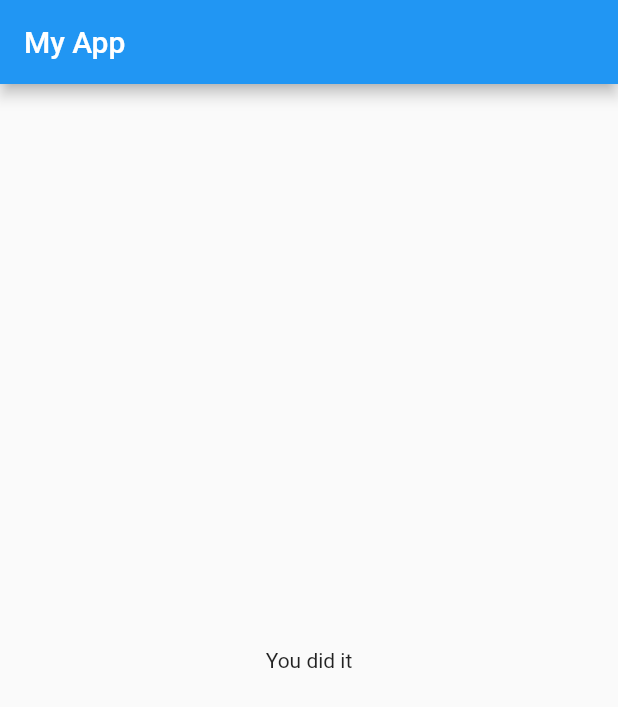
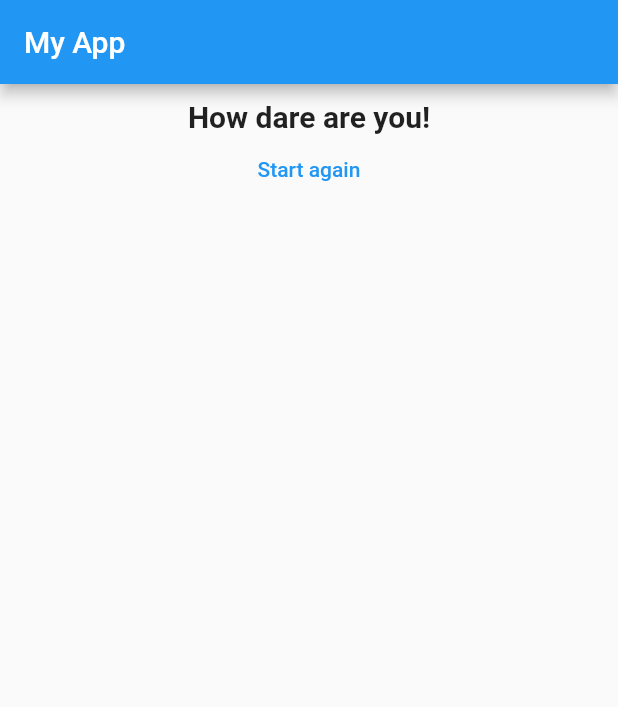
Before and after one commit to timagixe/quizz_app, a Flutter app: the screen it shows after launch, after a tap on "London", after a tap on "Blue", after a tap on "Hundred", on a phone screen of 412 x 824 dp. Shown: the top 707 px of the screen. Run offline on Flutter 3.47's test engine with Material 2 defaults, Android fonts, the phone set to English and light mode, and no system bars.

Commit message:
Add score; add start again button

```diff
--- a/lib/answer.dart
+++ b/lib/answer.dart
@@ -1,10 +1,13 @@
 import 'package:flutter/material.dart';
 
 class Answer extends StatelessWidget {
-  final Function submitHandler;
+  final Function submitAnswer;
   final String answerText;
 
-  Answer(this.submitHandler, this.answerText);
+  Answer({
+    @required this.submitAnswer,
+    @required this.answerText,
+  });
 
   @override
   Widget build(BuildContext context) {
@@ -12,7 +15,7 @@ class Answer extends StatelessWidget {
       width: MediaQuery.of(context).size.width * 0.8,
       child: ElevatedButton(
         child: Text(answerText),
-        onPressed: submitHandler,
+        onPressed: submitAnswer,
       ),
     );
   }
--- a/lib/main.dart
+++ b/lib/main.dart
@@ -15,24 +15,84 @@ class MyApp extends StatefulWidget {
 }
 
 class _MyAppState extends State<MyApp> {
-  var _questionIndex = 0;
+  int _questionIndex = 0;
+  int _totalScore = 0;
 
-  void _answerQuestion() {
+  void _answerQuestion(int score) {
+    _totalScore += score;
     setState(() => _questionIndex = _questionIndex + 1);
+  }
+
+  void _resetQuiz() {
+    setState(() {
+      _questionIndex = 0;
+      _totalScore = 0;
+    });
   }
 
   static const List<Map<String, Object>> _questions = [
     {
       'questionText': 'What is your favorite city?',
-      'answers': ['London', 'Kyiv', 'Moscow', 'New York']
+      'answers': [
+        {
+          'text': 'London',
+          'score': 5,
+        },
+        {
+          'text': 'Kyiv',
+          'score': 1,
+        },
+        {
+          'text': 'Moscow',
+          'score': 10,
+        },
+        {
+          'text': 'New York',
+          'score': 5,
+        },
+      ]
     },
     {
       'questionText': 'What\'s your favorite color?',
-      'answers': ['Yellow', 'Blue', 'Green', 'Red']
+      'answers': [
+        {
+          'text': 'Yellow',
+          'score': 1,
+        },
+        {
+          'text': 'Blue',
+          'score': 7,
+        },
+        {
+          'text': 'Green',
+          'score': 3,
+        },
+        {
+          'text': 'Red',
+          'score': 5,
+        },
+      ]
     },
     {
       'questionText': "What's your favorite number?",
-      'answers': ['Infinity', 'Thirteen', 'Hundred', 'Zero']
+      'answers': [
+        {
+          'text': 'Infinity',
+          'score': 1,
+        },
+        {
+          'text': 'Thirteen',
+          'score': 1,
+        },
+        {
+          'text': 'Hundred',
+          'score': 5,
+        },
+        {
+          'text': 'Zero',
+          'score': 5,
+        },
+      ]
     },
   ];
 
@@ -51,7 +111,10 @@ class _MyAppState extends State<MyApp> {
                 questions: _questions,
                 answerQuestion: _answerQuestion,
               )
-            : Result(),
+            : Result(
+                resultScore: _totalScore,
+                onPressReset: _resetQuiz,
+              ),
       ),
     );
   }
--- a/lib/quiz.dart
+++ b/lib/quiz.dart
@@ -18,8 +18,10 @@ class Quiz extends StatelessWidget {
     return Column(
       children: [
         Question(questions[questionIndex]['questionText']),
-        ...((questions[questionIndex]['answers'] as List<String>)
-            .map((answer) => Answer(answerQuestion, answer))).toList(),
+        ...((questions[questionIndex]['answers'] as List<Map<String, Object>>)
+            .map((answer) => Answer(
+                submitAnswer: () => answerQuestion(answer['score']),
+                answerText: answer['text']))).toList(),
       ],
     );
   }
--- a/lib/result.dart
+++ b/lib/result.dart
@@ -1,10 +1,47 @@
 import 'package:flutter/material.dart';
 
 class Result extends StatelessWidget {
+  final int resultScore;
+  final Function onPressReset;
+
+  Result({
+    @required this.resultScore,
+    @required this.onPressReset,
+  });
+
+  String get resultText {
+    String text;
+    if (resultScore <= 3) {
+      text = 'You did it awesome';
+    } else if (resultScore <= 8) {
+      text = 'Not so bad';
+    } else if (resultScore <= 12) {
+      text = 'It could be better';
+    } else {
+      text = 'How dare are you!';
+    }
+    return text;
+  }
+
   @override
   Widget build(BuildContext context) {
     return Center(
-      child: Text('You did it'),
+      child: Container(
+        margin: EdgeInsets.all(10),
+        child: Column(
+          children: [
+            Text(
+              resultText,
+              style: TextStyle(fontSize: 20, fontWeight: FontWeight.bold),
+              textAlign: TextAlign.center,
+            ),
+            TextButton(
+              onPressed: onPressReset,
+              child: Text('Start again'),
+            )
+          ],
+        ),
+      ),
     );
   }
 }
```
